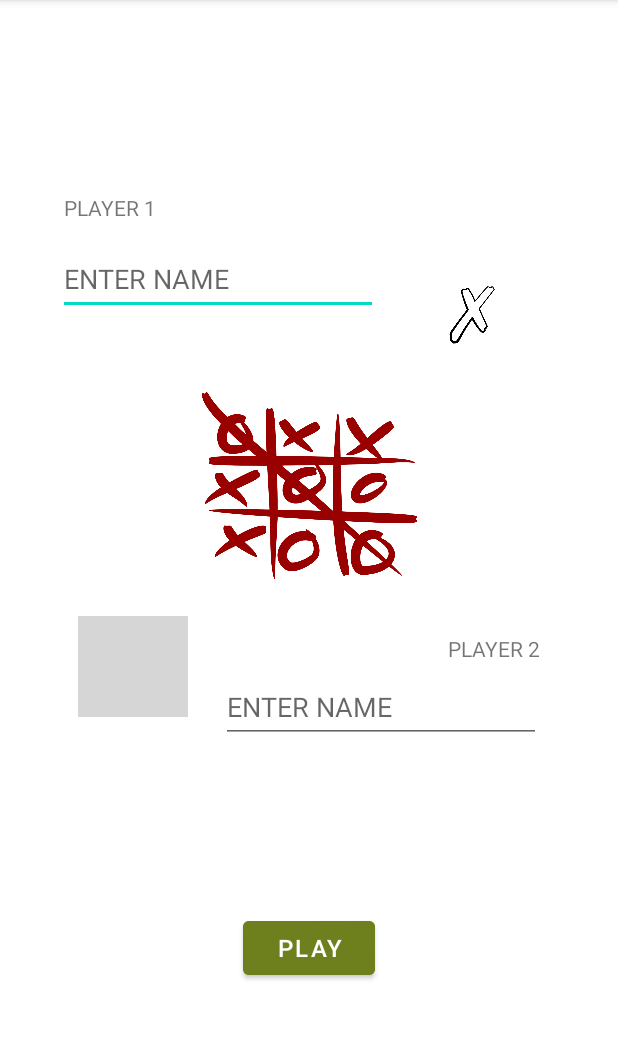
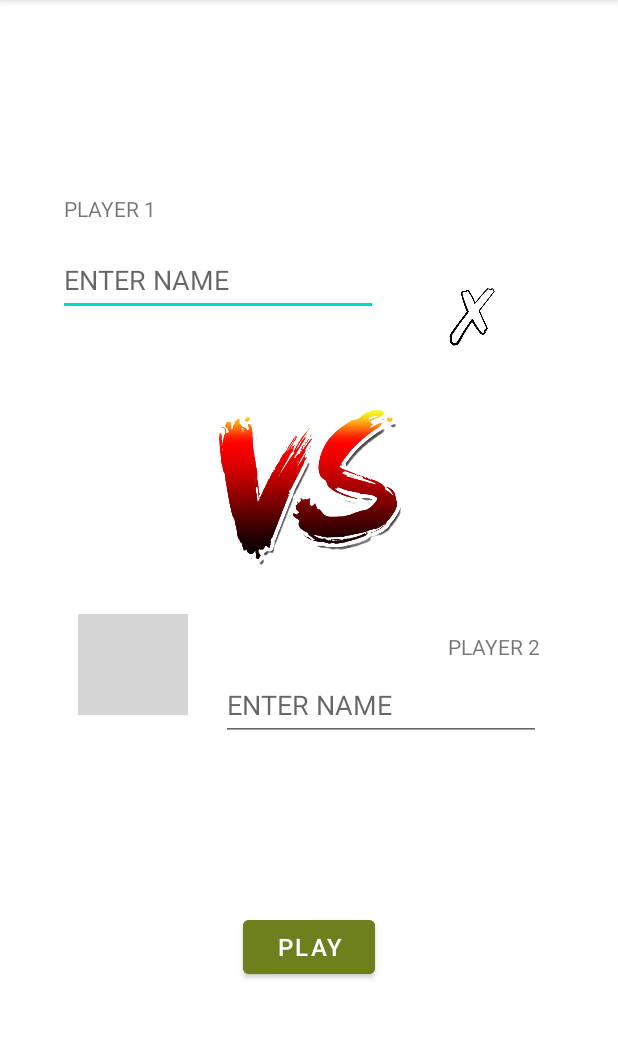
Before and after one commit to valdcarl/Android_GameApplication, an Android app: the PlayerSelectActivity screen opened directly, with no data from a screen before it, on a phone screen of 412 x 824 dp, the part 84-1124 px from its top. Run offline under Robolectric (Android 15) with nearby library versions, the phone set to English and light mode, and no system bars; grey boxes are pictures that could not be loaded.

```diff
--- a/app/src/main/res/layout/activity_player_select.xml
+++ b/app/src/main/res/layout/activity_player_select.xml
@@ -95,15 +95,15 @@
 
     <ImageView
         android:id="@+id/versusImage"
+        android:layout_width="140dp"
+        android:layout_height="129dp"
         android:contentDescription="@string/versusimage"
-        android:layout_width="145dp"
-        android:layout_height="132dp"
         app:layout_constraintBottom_toBottomOf="parent"
         app:layout_constraintEnd_toEndOf="parent"
         app:layout_constraintStart_toStartOf="parent"
         app:layout_constraintTop_toTopOf="parent"
         app:layout_constraintVertical_bias="0.407"
-        app:srcCompat="@drawable/tictactoe_icon" />
+        app:srcCompat="@drawable/versus" />
 
     <ImageView
         android:id="@+id/x_imgView"
```
Also changed, not shown: app/src/main/res/drawable-v24/versus.png (added).
